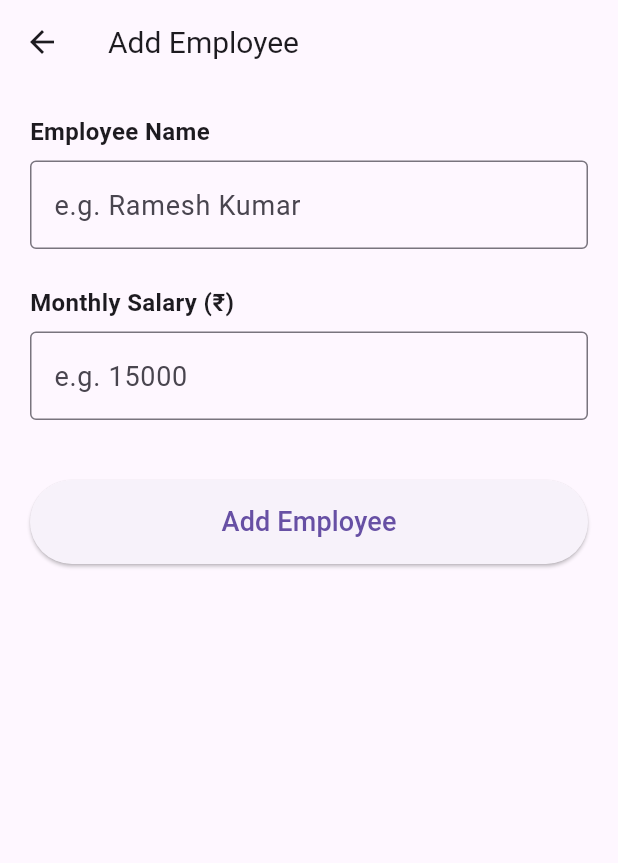
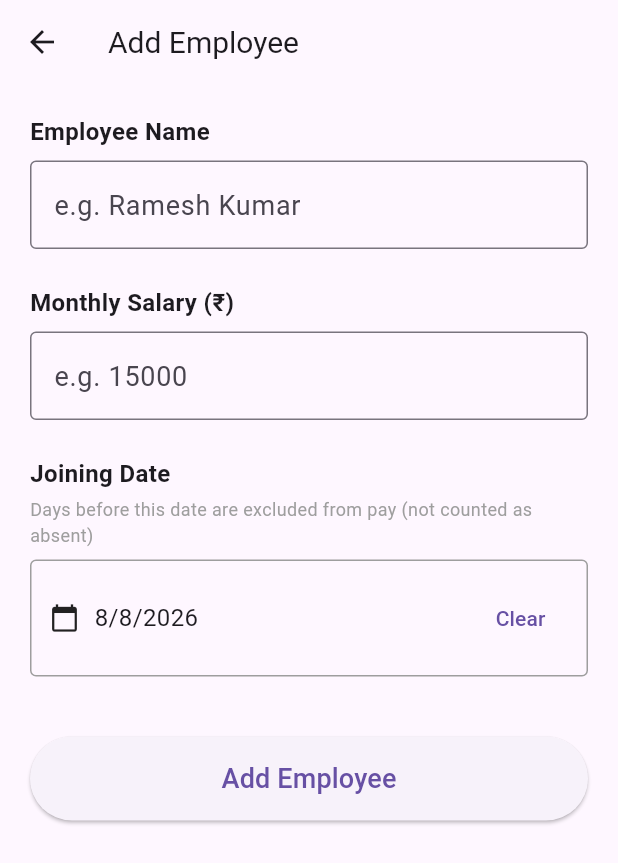
Before and after one commit to aum-kolekar/EasyAttendance, a Flutter app: the AddEditEmployeeScreen screen opened directly, on a phone screen of 412 x 824 dp. Shown: the top 863 px of the screen. Run offline on Flutter 3.47's test engine with Material 3 defaults, Android fonts, the phone set to English and light mode, and no system bars; our stand-ins replace sqflite; accounts and stored records are empty.

Commit message:
feat: added joining date and changed salary calculation

```diff
--- a/lib/models/advance.dart
+++ b/lib/models/advance.dart
@@ -30,7 +30,7 @@ class Advance {
     return Advance(
       id: map['id'] as int?,
       employeeId: map['employeeId'] as int,
-      amount: map['amount'] as double,
+      amount: (map['amount'] as num).toDouble(),
       date: map['date'] as String,
       note: map['note'] as String?,
     );
--- a/lib/models/bonus.dart
+++ b/lib/models/bonus.dart
@@ -29,7 +29,7 @@ class Bonus {
     return Bonus(
       id: map['id'] as int?,
       employeeId: map['employeeId'] as int,
-      amount: map['amount'] as double,
+      amount: (map['amount'] as num).toDouble(),
       date: map['date'] as String,
       note: map['note'] as String?,
     );
--- a/lib/models/employee.dart
+++ b/lib/models/employee.dart
@@ -5,40 +5,49 @@ class Employee {
   final int? id; // null until saved to database (DB assigns it)
   final String name;
   final double monthlySalary;
+  // 'YYYY-MM-DD' or null. Null means "no joining date set" - existing
+  // employees added before this feature aren't retroactively affected.
+  final String? joiningDate;
 
   Employee({
     this.id,
     required this.name,
     required this.monthlySalary,
+    this.joiningDate,
   });
 
-
-    // Convert an Employee object into a Map, which sqflite needs
-  // for inserting/updating rows in the database.
   Map<String, dynamic> toMap() {
     return {
       'id': id,
       'name': name,
       'monthlySalary': monthlySalary,
+      'joiningDate': joiningDate,
     };
   }
 
- // Create an Employee object from a database row (Map).
   factory Employee.fromMap(Map<String, dynamic> map) {
     return Employee(
       id: map['id'] as int?,
       name: map['name'] as String,
-      monthlySalary: map['monthlySalary'] as double,
+      monthlySalary: (map['monthlySalary'] as num).toDouble(),
+      joiningDate: map['joiningDate'] as String?,
     );
   }
 
-    // Helper: makes it easy to create a copy with an updated field
-  // (useful later when editing salary).
-  Employee copyWith({int? id, String? name, double? monthlySalary}) {
+  // Helper: makes it easy to create a copy with an updated field.
+  // Pass clearJoiningDate: true to explicitly set it back to null.
+  Employee copyWith({
+    int? id,
+    String? name,
+    double? monthlySalary,
+    String? joiningDate,
+    bool clearJoiningDate = false,
+  }) {
     return Employee(
       id: id ?? this.id,
       name: name ?? this.name,
       monthlySalary: monthlySalary ?? this.monthlySalary,
+      joiningDate: clearJoiningDate ? null : (joiningDate ?? this.joiningDate),
     );
   }
 }
--- a/lib/screens/add_edit_employee_screen.dart
+++ b/lib/screens/add_edit_employee_screen.dart
@@ -2,8 +2,6 @@ import 'package:flutter/material.dart';
 import '../db/database_helper.dart';
 import '../models/employee.dart';
 
-// This ONE screen handles both "Add new employee" and "Edit existing employee".
-// If `employee` is null -> Add mode. If it's provided -> Edit mode.
 class AddEditEmployeeScreen extends StatefulWidget {
   final Employee? employee;
 
@@ -17,19 +15,27 @@ class _AddEditEmployeeScreenState extends State<AddEditEmployeeScreen> {
   final _formKey = GlobalKey<FormState>();
   late TextEditingController _nameController;
   late TextEditingController _salaryController;
+  DateTime? _joiningDate;
 
   bool get _isEditing => widget.employee != null;
 
   @override
   void initState() {
     super.initState();
-    // Pre-fill fields if we're editing an existing employee
     _nameController = TextEditingController(text: widget.employee?.name ?? '');
     _salaryController = TextEditingController(
       text: widget.employee != null
           ? widget.employee!.monthlySalary.toStringAsFixed(0)
           : '',
     );
+    // Pre-fill joining date if editing an employee that already has one.
+    // For a brand-new employee, default to today (most common case) -
+    // your father can change it if backdating an entry.
+    if (widget.employee?.joiningDate != null) {
+      _joiningDate = DateTime.parse(widget.employee!.joiningDate!);
+    } else if (!_isEditing) {
+      _joiningDate = DateTime.now();
+    }
   }
 
   @override
@@ -39,21 +45,44 @@ class _AddEditEmployeeScreenState extends State<AddEditEmployeeScreen> {
     super.dispose();
   }
 
+  String _formatDate(DateTime d) =>
+      '${d.year}-${d.month.toString().padLeft(2, '0')}-${d.day.toString().padLeft(2, '0')}';
+
+  String _displayDate(DateTime d) => '${d.day}/${d.month}/${d.year}';
+
+  Future<void> _pickJoiningDate() async {
+    final picked = await showDatePicker(
+      context: context,
+      initialDate: _joiningDate ?? DateTime.now(),
+      firstDate: DateTime(2020),
+      lastDate: DateTime(2100),
+    );
+    if (picked != null) {
+      setState(() => _joiningDate = picked);
+    }
+  }
+
   Future<void> _saveEmployee() async {
-    // Validates the form fields (see validator functions below)
     if (!_formKey.currentState!.validate()) return;
 
     final name = _nameController.text.trim();
     final salary = double.parse(_salaryController.text.trim());
+    final joiningDateStr = _joiningDate != null ? _formatDate(_joiningDate!) : null;
 
     if (_isEditing) {
       final updated = widget.employee!.copyWith(
         name: name,
         monthlySalary: salary,
+        joiningDate: joiningDateStr,
+        clearJoiningDate: joiningDateStr == null,
       );
       await DatabaseHelper.instance.updateEmployee(updated);
     } else {
-      final newEmployee = Employee(name: name, monthlySalary: salary);
+      final newEmployee = Employee(
+        name: name,
+        monthlySalary: salary,
+        joiningDate: joiningDateStr,
+      );
       await DatabaseHelper.instance.insertEmployee(newEmployee);
     }
 
@@ -61,7 +90,6 @@ class _AddEditEmployeeScreenState extends State<AddEditEmployeeScreen> {
   }
 
   Future<void> _deleteEmployee() async {
-    // Confirm before deleting - avoids accidental taps
     final confirm = await showDialog<bool>(
       context: context,
       builder: (context) => AlertDialog(
@@ -103,7 +131,7 @@ class _AddEditEmployeeScreenState extends State<AddEditEmployeeScreen> {
             ),
         ],
       ),
-      body: Padding(
+      body: SingleChildScrollView(
         padding: const EdgeInsets.all(20),
         child: Form(
           key: _formKey,
@@ -154,6 +182,43 @@ class _AddEditEmployeeScreenState extends State<AddEditEmployeeScreen> {
                   return null;
                 },
               ),
+              const SizedBox(height: 24),
+              const Text(
+                'Joining Date',
+                style: TextStyle(fontSize: 16, fontWeight: FontWeight.w600),
+              ),
+              const SizedBox(height: 4),
+              const Text(
+                'Days before this date are excluded from pay (not counted as absent)',
+                style: TextStyle(fontSize: 12, color: Colors.grey),
+              ),
+              const SizedBox(height: 8),
+              InkWell(
+                onTap: _pickJoiningDate,
+                child: Container(
+                  padding: const EdgeInsets.symmetric(vertical: 14, horizontal: 12),
+                  decoration: BoxDecoration(
+                    border: Border.all(color: Colors.grey),
+                    borderRadius: BorderRadius.circular(4),
+                  ),
+                  child: Row(
+                    children: [
+                      const Icon(Icons.calendar_today, size: 20),
+                      const SizedBox(width: 10),
+                      Text(
+                        _joiningDate != null ? _displayDate(_joiningDate!) : 'Not set',
+                        style: const TextStyle(fontSize: 16),
+                      ),
+                      const Spacer(),
+                      if (_joiningDate != null)
+                        TextButton(
+                          onPressed: () => setState(() => _joiningDate = null),
+                          child: const Text('Clear'),
+                        ),
+                    ],
+                  ),
+                ),
+              ),
               const SizedBox(height: 40),
               SizedBox(
                 height: 56,
--- a/lib/screens/reports_screen.dart
+++ b/lib/screens/reports_screen.dart
@@ -117,6 +117,11 @@ class _ReportsScreenState extends State<ReportsScreen> {
                                   _row('Days Absent', '${r.absentDays}'),
                                   _row('Attendance Deduction', '- ₹${r.deduction.toStringAsFixed(2)}',
                                       color: Colors.red),
+                                  if (r.preJoiningDays > 0) ...[
+                                    _row('Pre-Joining Days', '${r.preJoiningDays}'),
+                                    _row('Pre-Joining Deduction', '- ₹${r.preJoiningDeduction.toStringAsFixed(2)}',
+                                        color: Colors.red),
+                                  ],
                                   if (r.advanceDeducted > 0)
                                     _row('Advance Deducted', '- ₹${r.advanceDeducted.toStringAsFixed(2)}',
                                         color: Colors.orange),
```
Also changed, not shown: lib/db/database_helper.dart (+8 -2 lines), lib/services/salary_calculator.dart (+50 -3 lines).
